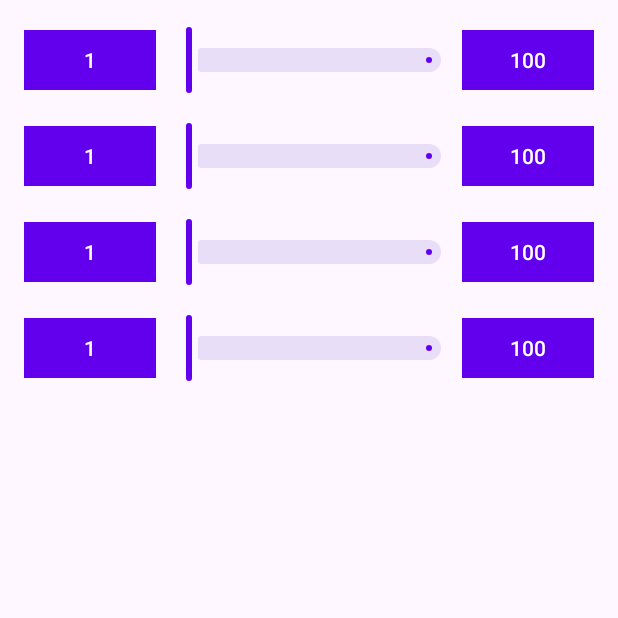
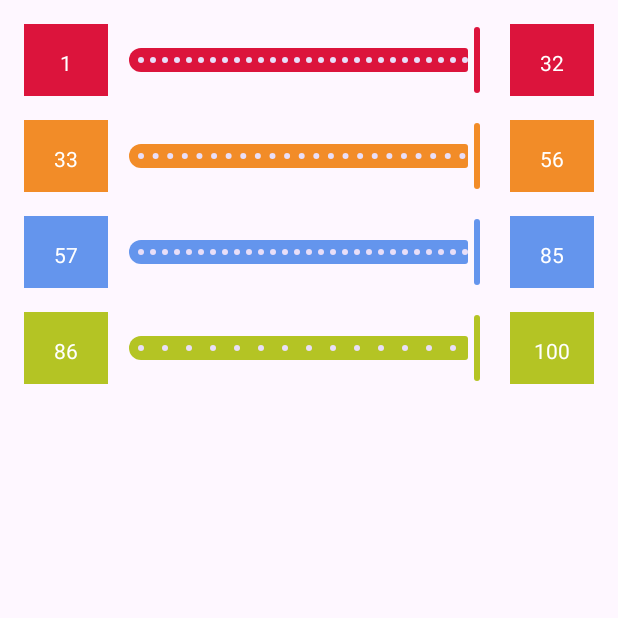
Before and after one commit to its-me-debk007/IJP-Task-1-and-2, an Android app: the screen it shows after launch (MainActivity), on a phone screen of 412 x 824 dp, the top half of it. Run offline under Robolectric (Android 15) with nearby library versions, the phone set to English and light mode, and no system bars; 1 statement that could not run was skipped.

Commit message:
duplicating slider feature successfully implemented

```diff
--- a/app/src/main/java/in/project/task1/adapter/SliderRecyclerAdapter.kt
+++ b/app/src/main/java/in/project/task1/adapter/SliderRecyclerAdapter.kt
@@ -1,41 +1,72 @@
 package `in`.project.task1.adapter
 
-import `in`.project.task1.databinding.ActivityMainBinding
 import `in`.project.task1.databinding.ItemSliderBinding
+import `in`.project.task1.model.SliderValues
+import android.annotation.SuppressLint
+import android.content.res.ColorStateList
 import android.view.LayoutInflater
 import android.view.ViewGroup
 import androidx.recyclerview.widget.RecyclerView
-import com.google.android.material.button.MaterialButton
 import com.google.android.material.slider.Slider
 import com.google.android.material.textview.MaterialTextView
 
-class SliderRecyclerAdapter(private val listener: SliderInterface, private val noOfSliders: Int) :
-	RecyclerView.Adapter<SliderViewHolder>() {
+class SliderRecyclerAdapter(private val listener: SliderInterface,
+							private var items: MutableList<SliderValues>) :
+	RecyclerView.Adapter<SliderRecyclerAdapter.SliderViewHolder>() {
+
+	inner class SliderViewHolder(val binding: ItemSliderBinding) :
+		RecyclerView.ViewHolder(binding.root) {
+		init {
+			binding.apply {
+				slider.addOnSliderTouchListener(object : Slider.OnSliderTouchListener {
+					override fun onStartTrackingTouch(slider: Slider) {
+						listener.onSliderStart(minValue, adapterPosition)
+					}
+
+					override fun onStopTrackingTouch(slider: Slider) {
+						listener.onSliderStop(slider, minValue, maxValue, adapterPosition)
+					}
+				})
+
+				slider.addOnChangeListener { it, _, _ ->
+					listener.onSliderChange(it, maxValue, adapterPosition)
+				}
+			}
+		}
+	}
+
 	override fun onCreateViewHolder(parent: ViewGroup, viewType: Int): SliderViewHolder =
 		SliderViewHolder(ItemSliderBinding.inflate(LayoutInflater.from(parent.context),
-													 parent, false))
+												   parent, false))
 
 	override fun onBindViewHolder(holder: SliderViewHolder, position: Int) {
-			holder.binding.slider.addOnSliderTouchListener(object : Slider.OnSliderTouchListener {
-				override fun onStartTrackingTouch(slider: Slider) {
-					listener.onSliderStart(slider, holder.binding.minValue, holder.binding.maxValue)
-				}
-
-				override fun onStopTrackingTouch(slider: Slider) {
-					listener.onSliderStop(slider, holder.binding.minValue, holder.binding.maxValue)
-				}
-			})
+		holder.binding.apply {
+			minValue.text = items[position].startValue.toString()
+			maxValue.text = items[position].endValue.toString()
+			slider.valueFrom = items[position].startValue.toFloat()
+			slider.valueTo = items[position].endValue.toFloat()
+			slider.value = items[position].endValue.toFloat()
+			maxValue.setBackgroundColor(items[position].color)
+			minValue.setBackgroundColor(items[position].color)
+			slider.thumbTintList = ColorStateList.valueOf(items[position].color)
+			slider.trackActiveTintList = ColorStateList.valueOf(items[position].color)
+		}
 	}
 
-	override fun getItemCount(): Int = noOfSliders
+	override fun getItemCount(): Int = items.size
 
-}
-
-class SliderViewHolder(val binding: ItemSliderBinding) : RecyclerView.ViewHolder(binding.root) {
-
+	@SuppressLint("NotifyDataSetChanged")
+	fun setSliders(newItems: List<SliderValues>) {
+		items = newItems.toMutableList()
+		notifyDataSetChanged()
+	}
 }
 
 interface SliderInterface {
-	fun onSliderStart(slider: Slider, minValue: MaterialButton, maxValue: MaterialButton)
-	fun onSliderStop(slider: Slider, minValue: MaterialButton, maxValue: MaterialButton)
+	fun onSliderStart(minValue: MaterialTextView, position: Int)
+
+	fun onSliderStop(slider: Slider, minValue: MaterialTextView,
+					 maxValue: MaterialTextView, position: Int)
+
+	fun onSliderChange(slider: Slider, maxValue: MaterialTextView, position: Int)
 }
--- /dev/null
+++ b/app/src/main/java/in/project/task1/model/SliderValues.kt
@@ -0,0 +1,7 @@
+package `in`.project.task1.model
+
+data class SliderValues(
+	val startValue: Int,
+	var endValue: Int,
+	val color: Int
+)
--- a/app/src/main/java/in/project/task1/viewModel/SliderViewModel.kt
+++ b/app/src/main/java/in/project/task1/viewModel/SliderViewModel.kt
@@ -1,7 +1,12 @@
 package `in`.project.task1.viewModel
 
+import `in`.project.task1.model.SliderValues
+import android.graphics.Color
 import androidx.lifecycle.ViewModel
 
 class SliderViewModel : ViewModel() {
-	var sliderCount = 4
+	val sliderValuesList = mutableListOf(SliderValues(1, 32, Color.parseColor("#DC143C")),
+										 SliderValues(33, 56, Color.parseColor("#F28C28")),
+										 SliderValues(57, 85, Color.parseColor("#6495ED")),
+										 SliderValues(86, 100, Color.parseColor("#B4C424")))
 }
--- /dev/null
+++ b/app/src/main/res/drawable/ic_delete.xml
@@ -0,0 +1,5 @@
+<vector android:height="24dp" android:tint="#FFFFFF"
+    android:viewportHeight="24" android:viewportWidth="24"
+    android:width="24dp" xmlns:android="http://schemas.android.com/apk/res/android">
+    <path android:fillColor="@android:color/white" android:pathData="M6,19c0,1.1 0.9,2 2,2h8c1.1,0 2,-0.9 2,-2V7H6v12zM19,4h-3.5l-1,-1h-5l-1,1H5v2h14V4z"/>
+</vector>
--- a/app/src/main/res/layout/activity_main.xml
+++ b/app/src/main/res/layout/activity_main.xml
@@ -1,15 +1,16 @@
 <?xml version="1.0" encoding="utf-8"?>
 <androidx.constraintlayout.widget.ConstraintLayout xmlns:android="http://schemas.android.com/apk/res/android"
+    xmlns:app="http://schemas.android.com/apk/res-auto"
     xmlns:tools="http://schemas.android.com/tools"
     android:layout_width="match_parent"
     android:layout_height="match_parent"
-    xmlns:app="http://schemas.android.com/apk/res-auto"
     tools:context=".ui.activity.MainActivity">
 
     <androidx.recyclerview.widget.RecyclerView
         android:id="@+id/sliderRecyclerView"
         android:layout_width="match_parent"
         android:layout_height="match_parent"
-        app:layoutManager="androidx.recyclerview.widget.LinearLayoutManager"/>
+        android:layout_marginBottom="16dp"
+        app:layoutManager="androidx.recyclerview.widget.LinearLayoutManager" />
 
 </androidx.constraintlayout.widget.ConstraintLayout>
--- a/app/src/main/res/layout/item_slider.xml
+++ b/app/src/main/res/layout/item_slider.xml
@@ -4,14 +4,16 @@
     android:layout_width="match_parent"
     android:layout_height="wrap_content">
 
-    <com.google.android.material.button.MaterialButton
+    <com.google.android.material.textview.MaterialTextView
         android:id="@+id/minValue"
-        style="@style/sliderValuesStyle"
-        android:layout_width="wrap_content"
-        android:layout_height="wrap_content"
+        android:layout_width="56dp"
+        android:layout_height="48dp"
         android:layout_marginStart="16dp"
         android:layout_marginTop="16dp"
-        android:text="1"
+        android:drawablePadding="24dp"
+        android:gravity="center"
+        android:padding="16dp"
+        android:textColor="@color/white"
         app:layout_constraintStart_toStartOf="parent"
         app:layout_constraintTop_toTopOf="parent" />
 
@@ -19,19 +21,23 @@
         android:id="@+id/slider"
         android:layout_width="0dp"
         android:layout_height="wrap_content"
+        android:stepSize="1"
+        app:labelBehavior="gone"
         app:layout_constraintBottom_toBottomOf="@+id/minValue"
         app:layout_constraintEnd_toStartOf="@+id/maxValue"
         app:layout_constraintStart_toEndOf="@+id/minValue"
         app:layout_constraintTop_toTopOf="@+id/minValue" />
 
-    <com.google.android.material.button.MaterialButton
+    <com.google.android.material.textview.MaterialTextView
         android:id="@+id/maxValue"
-        style="@style/sliderValuesStyle"
-        android:layout_width="wrap_content"
-        android:layout_height="wrap_content"
+        android:layout_width="56dp"
+        android:layout_height="48dp"
         android:layout_marginTop="16dp"
         android:layout_marginEnd="16dp"
-        android:text="100"
+        android:drawablePadding="24dp"
+        android:gravity="center"
+        android:padding="16dp"
+        android:textColor="@color/white"
         app:layout_constraintEnd_toEndOf="parent"
         app:layout_constraintTop_toTopOf="parent" />
 
--- a/app/src/main/res/values-night/themes.xml
+++ b/app/src/main/res/values-night/themes.xml
@@ -1,6 +1,6 @@
 <resources>
     <!-- Base application theme. -->
-    <style name="Theme.Task1" parent="Theme.MaterialComponents.DayNight.DarkActionBar">
+    <style name="Theme.Task1" parent="Theme.Material3.DayNight.NoActionBar">
         <!-- Primary brand color. -->
         <item name="colorPrimary">@color/purple_200</item>
         <item name="colorPrimaryVariant">@color/purple_700</item>
--- a/app/src/main/res/values/strings.xml
+++ b/app/src/main/res/values/strings.xml
@@ -1,3 +1,4 @@
 <resources>
     <string name="app_name">Task #1</string>
+    <string name="delete">Delete</string>
 </resources>
--- a/app/src/main/res/values/themes.xml
+++ b/app/src/main/res/values/themes.xml
@@ -2,7 +2,7 @@
     <!-- Base application theme. -->
     <style name="Theme.Task1" parent="Theme.Material3.DayNight.NoActionBar">
         <!-- Primary brand color. -->
-        <item name="colorPrimary">@color/purple_500</item>
+        <item name="colorPrimary">@color/white</item>
         <item name="colorPrimaryVariant">@color/purple_700</item>
         <item name="colorOnPrimary">@color/white</item>
         <!-- Secondary brand color. -->
@@ -15,9 +15,4 @@
         <item name="textAllCaps">false</item>
     </style>
 
-    <style name="sliderValuesStyle" parent="Widget.Material3.Button">
-        <item name="cornerRadius">0dp</item>
-        <item name="android:stateListAnimator">@null</item>
-        <item name="android:paddingVertical">8dp</item>
-    </style>
 </resources>
```
Also changed, not shown: app/src/main/java/in/project/task1/diffCalllBack/DiffCallBack.kt (deleted, +0 -18 lines), app/src/main/java/in/project/task1/ui/activity/MainActivity.kt (+60 -13 lines).
